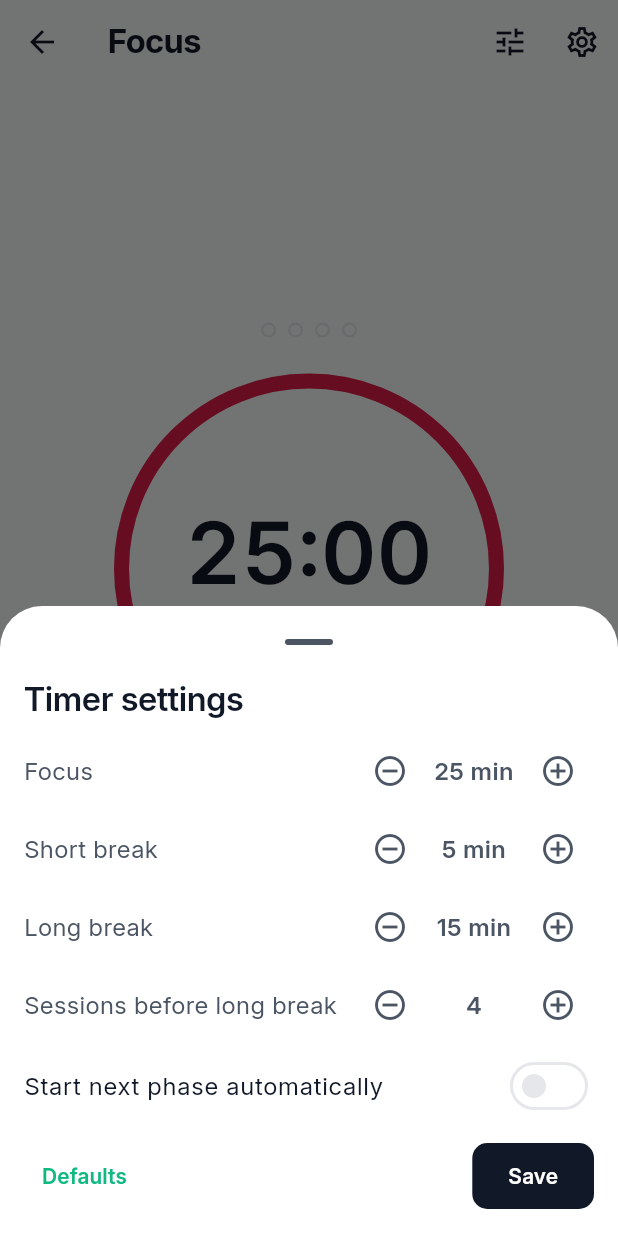
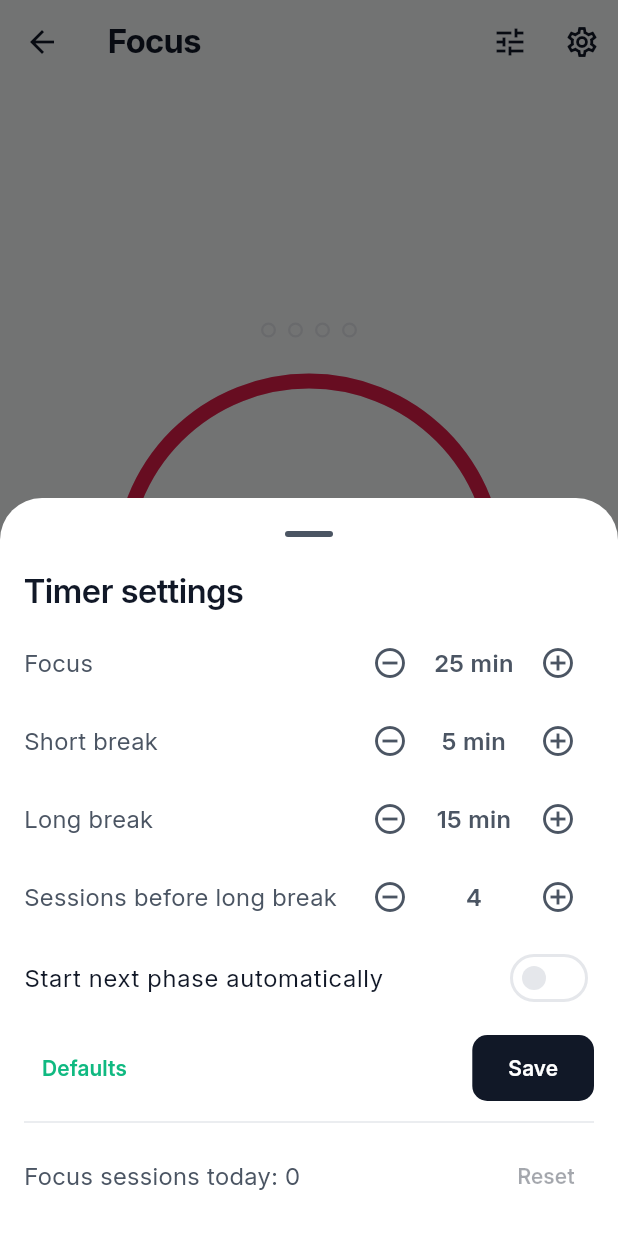
Before and after one commit to tomistaven/fieldbook, a Flutter app: the FocusScreen screen opened directly, after a tap on the "tune" icon, on a phone screen of 412 x 824 dp. Run offline on Flutter 3.47's test engine with Material 3 defaults, Android fonts, the phone set to English and light mode, and no system bars; our stand-ins replace drift, equatable, flutter_bloc, flutter_local_notifications, flutter_secure_storage, get_it and 2 more; missing offline and left inert: encrypt; accounts and stored records are empty; generated files the repository leaves out were written again; statements that could not run were skipped.

Commit message:
feat(focus): reset today's focus session count from timer settings
- pomodoro_cubit.dart: add resetToday() that emits completedToday 0 and
  writes pomo.todayDate / pomo.todayCount; add _rollOverDay() that
  zeroes a count whose stored date is not today, called from _onShow()
  and _tick() so a count left open past midnight clears
- settings_sheet.dart: showPomodoroSettings() takes completedToday and
  onResetToday; add a "Focus sessions today" row below Save with a
  Reset button behind showConfirmDialog, applied immediately and
  disabled at 0
- focus_screen.dart: pass completedToday and cubit.resetToday to the
  sheet

```diff
--- a/lib/presentation/focus/screens/focus_screen.dart
+++ b/lib/presentation/focus/screens/focus_screen.dart
@@ -24,8 +24,12 @@ class FocusScreen extends StatelessWidget {
             icon: const Icon(Icons.tune),
             onPressed: () async {
               final cubit = context.read<PomodoroCubit>();
-              final updated =
-                  await showPomodoroSettings(context, cubit.state.settings);
+              final updated = await showPomodoroSettings(
+                context,
+                cubit.state.settings,
+                completedToday: cubit.state.completedToday,
+                onResetToday: cubit.resetToday,
+              );
               if (updated != null) await cubit.updateSettings(updated);
             },
           ),
--- a/lib/presentation/focus/widgets/settings_sheet.dart
+++ b/lib/presentation/focus/widgets/settings_sheet.dart
@@ -1,22 +1,39 @@
 import 'package:flutter/material.dart';
 
+import '../../../core/widgets/dialogs.dart';
 import '../../../domain/entities/pomodoro.dart';
 
+/// Returns the edited settings on Save, or null if dismissed.
+///
+/// [onResetToday] runs immediately after confirmation, independent of Save,
+/// because the daily count is data rather than a setting.
 Future<PomodoroSettings?> showPomodoroSettings(
   BuildContext context,
-  PomodoroSettings current,
-) {
+  PomodoroSettings current, {
+  required int completedToday,
+  required Future<void> Function() onResetToday,
+}) {
   return showModalBottomSheet<PomodoroSettings>(
     context: context,
     isScrollControlled: true,
-    builder: (_) => _SettingsSheet(initial: current),
+    builder: (_) => _SettingsSheet(
+      initial: current,
+      completedToday: completedToday,
+      onResetToday: onResetToday,
+    ),
   );
 }
 
 class _SettingsSheet extends StatefulWidget {
-  const _SettingsSheet({required this.initial});
+  const _SettingsSheet({
+    required this.initial,
+    required this.completedToday,
+    required this.onResetToday,
+  });
 
   final PomodoroSettings initial;
+  final int completedToday;
+  final Future<void> Function() onResetToday;
 
   @override
   State<_SettingsSheet> createState() => _SettingsSheetState();
@@ -24,6 +41,20 @@ class _SettingsSheet extends StatefulWidget {
 
 class _SettingsSheetState extends State<_SettingsSheet> {
   late PomodoroSettings _s = widget.initial;
+  late int _today = widget.completedToday;
+
+  Future<void> _confirmResetToday() async {
+    final confirmed = await showConfirmDialog(
+      context,
+      title: "Reset today's count?",
+      message: "Today's focus sessions go back to 0. Timer settings and the "
+          'current cycle are not changed.',
+      confirmLabel: 'Reset',
+    );
+    if (!confirmed || !mounted) return;
+    await widget.onResetToday();
+    if (mounted) setState(() => _today = 0);
+  }
 
   @override
   Widget build(BuildContext context) {
@@ -94,6 +125,21 @@ class _SettingsSheetState extends State<_SettingsSheet> {
                 ),
               ],
             ),
+            const Divider(height: 24),
+            Row(
+              children: [
+                Expanded(
+                  child: Text(
+                    'Focus sessions today: $_today',
+                    style: const TextStyle(fontSize: 16),
+                  ),
+                ),
+                TextButton(
+                  onPressed: _today == 0 ? null : _confirmResetToday,
+                  child: const Text('Reset'),
+                ),
+              ],
+            ),
           ],
         ),
       ),
```
Also changed, not shown: lib/presentation/focus/cubit/pomodoro_cubit.dart (+19 -0 lines).
